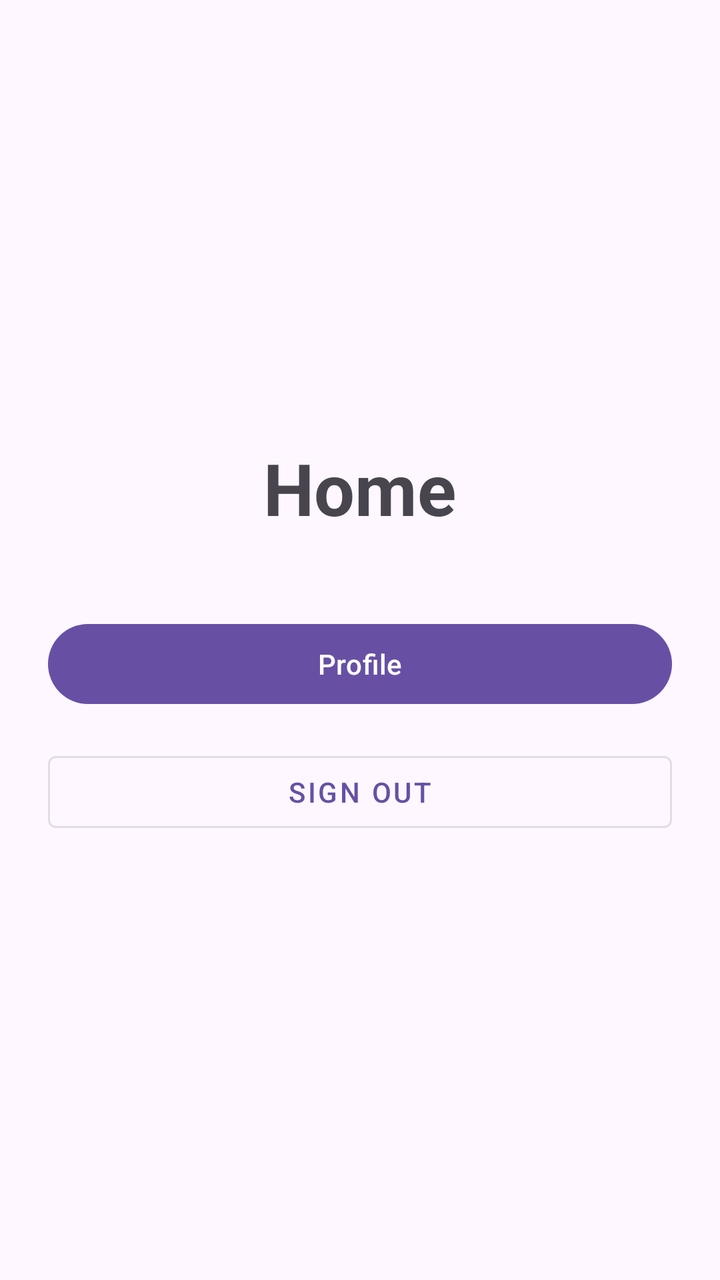
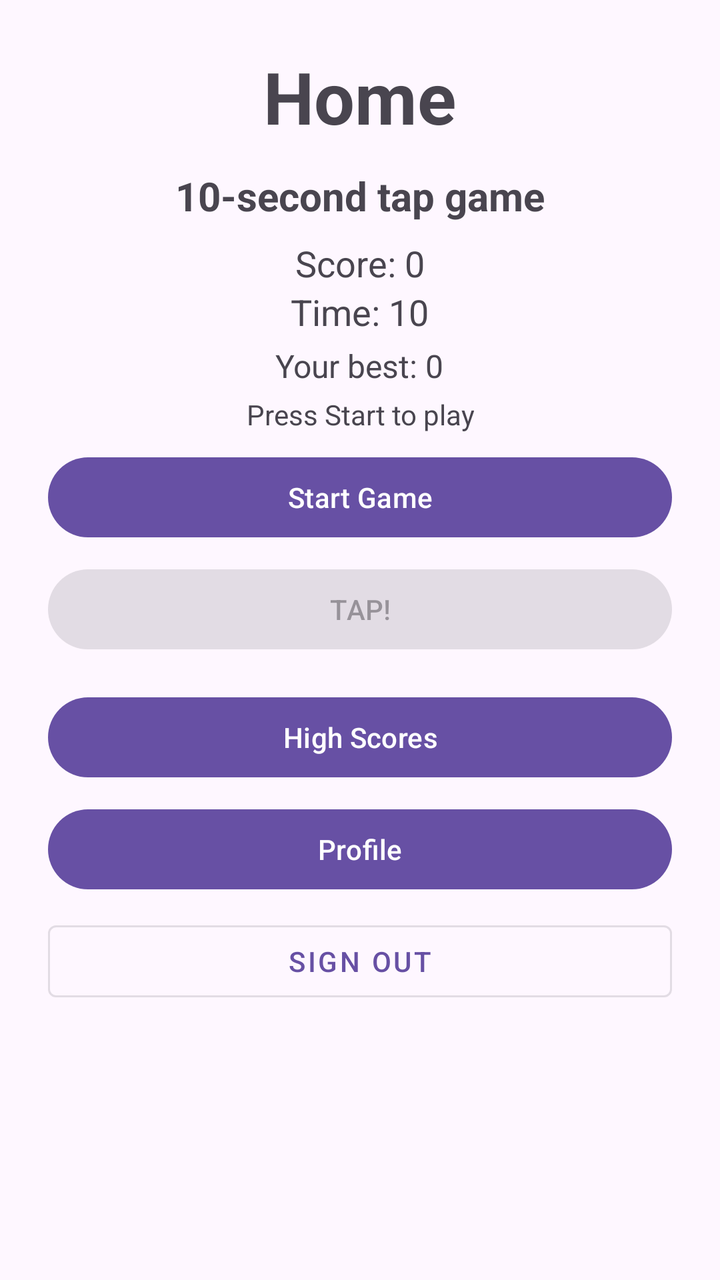

An Android layout rendered at two revisions. The XML below is the earlier revision; the diff shows what the commit changed to produce the second picture.
<!-- AndroidManifest.xml: application theme Theme.MyLogIn -->
<!-- res/layout/activity_main.xml -->
<?xml version="1.0" encoding="utf-8"?>
<LinearLayout xmlns:android="http://schemas.android.com/apk/res/android"
    android:layout_width="match_parent"
    android:layout_height="match_parent"
    android:orientation="vertical"
    android:gravity="center"
    android:padding="24dp">

    <TextView
        android:id="@+id/tvHome"
        android:layout_width="wrap_content"
        android:layout_height="wrap_content"
        android:text="Home"
        android:textSize="36sp"
        android:textStyle="bold"
        android:layout_marginBottom="40dp" />

    <Button
        android:id="@+id/btnProfile"
        android:layout_width="match_parent"
        android:layout_height="wrap_content"
        android:text="Profile" />

    <Button
        android:id="@+id/btnLogout"
        style="@style/Widget.MaterialComponents.Button.OutlinedButton"
        android:layout_width="match_parent"
        android:layout_height="wrap_content"
        android:layout_marginTop="16dp"
        android:text="Sign Out" />

</LinearLayout>
<!-- resources referenced by this layout -->
<resources>
  <style name="Theme.MyLogIn" parent="Base.Theme.MyLogIn" />
  <style name="Base.Theme.MyLogIn" parent="Theme.Material3.DayNight.NoActionBar">
          
          
      </style>
</resources>

<!-- the commit's change to res/layout/activity_main.xml (unified diff, before → after) -->
@@ -1,32 +1,99 @@
 <?xml version="1.0" encoding="utf-8"?>
-<LinearLayout xmlns:android="http://schemas.android.com/apk/res/android"
+<ScrollView xmlns:android="http://schemas.android.com/apk/res/android"
     android:layout_width="match_parent"
     android:layout_height="match_parent"
-    android:orientation="vertical"
-    android:gravity="center"
-    android:padding="24dp">
+    android:fillViewport="true">
 
-    <TextView
-        android:id="@+id/tvHome"
-        android:layout_width="wrap_content"
-        android:layout_height="wrap_content"
-        android:text="Home"
-        android:textSize="36sp"
-        android:textStyle="bold"
-        android:layout_marginBottom="40dp" />
-
-    <Button
-        android:id="@+id/btnProfile"
+    <LinearLayout
         android:layout_width="match_parent"
         android:layout_height="wrap_content"
-        android:text="Profile" />
+        android:orientation="vertical"
+        android:gravity="center_horizontal"
+        android:padding="24dp">
 
-    <Button
-        android:id="@+id/btnLogout"
-        style="@style/Widget.MaterialComponents.Button.OutlinedButton"
-        android:layout_width="match_parent"
-        android:layout_height="wrap_content"
-        android:layout_marginTop="16dp"
-        android:text="Sign Out" />
+        <TextView
+            android:id="@+id/tvHome"
+            android:layout_width="wrap_content"
+            android:layout_height="wrap_content"
+            android:text="Home"
+            android:textSize="36sp"
+            android:textStyle="bold"
+            android:layout_marginBottom="12dp" />
 
-</LinearLayout>
+        <TextView
+            android:layout_width="wrap_content"
+            android:layout_height="wrap_content"
+            android:text="10-second tap game"
+            android:textSize="20sp"
+            android:textStyle="bold"
+            android:layout_marginBottom="8dp" />
+
+        <TextView
+            android:id="@+id/tvGameScore"
+            android:layout_width="wrap_content"
+            android:layout_height="wrap_content"
+            android:text="Score: 0"
+            android:textSize="18sp" />
+
+        <TextView
+            android:id="@+id/tvGameTimer"
+            android:layout_width="wrap_content"
+            android:layout_height="wrap_content"
+            android:text="Time: 10"
+            android:textSize="18sp"
+            android:layout_marginBottom="4dp" />
+
+        <TextView
+            android:id="@+id/tvBestScore"
+            android:layout_width="wrap_content"
+            android:layout_height="wrap_content"
+            android:text="Your best: 0"
+            android:textSize="16sp"
+            android:layout_marginBottom="4dp" />
+
+        <TextView
+            android:id="@+id/tvGameStatus"
+            android:layout_width="wrap_content"
+            android:layout_height="wrap_content"
+            android:text="Press Start to play"
+            android:gravity="center"
+            android:layout_marginBottom="8dp" />
+
+        <Button
+            android:id="@+id/btnStartGame"
+            android:layout_width="match_parent"
+            android:layout_height="wrap_content"
+            android:text="Start Game" />
+
+        <Button
+            android:id="@+id/btnTap"
+            android:layout_width="match_parent"
+            android:layout_height="wrap_content"
+            android:layout_marginTop="8dp"
+            android:text="TAP!"
+            android:enabled="false" />
+
+        <Button
+            android:id="@+id/btnLeaderboard"
+            android:layout_width="match_parent"
+            android:layout_height="wrap_content"
+            android:layout_marginTop="16dp"
+            android:text="High Scores" />
+
+        <Button
+            android:id="@+id/btnProfile"
+            android:layout_width="match_parent"
+            android:layout_height="wrap_content"
+            android:layout_marginTop="8dp"
+            android:text="Profile" />
+
+        <Button
+            android:id="@+id/btnLogout"
+            style="@style/Widget.MaterialComponents.Button.OutlinedButton"
+            android:layout_width="match_parent"
+            android:layout_height="wrap_content"
+            android:layout_marginTop="8dp"
+            android:text="Sign Out" />
+
+    </LinearLayout>
+</ScrollView>
